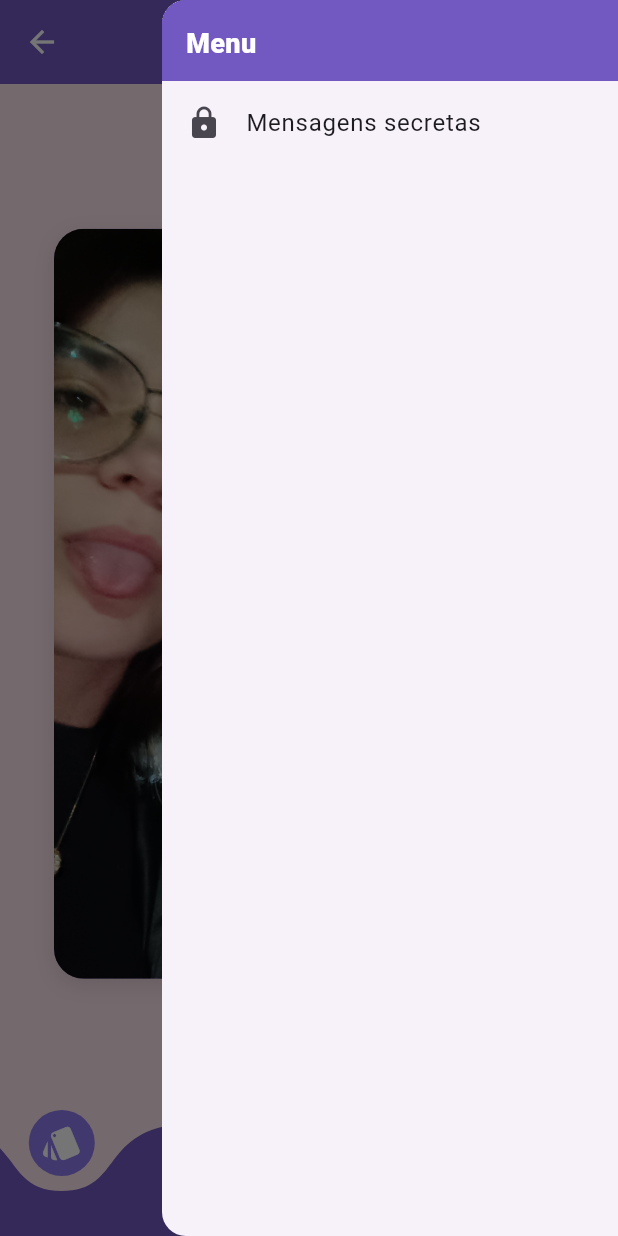
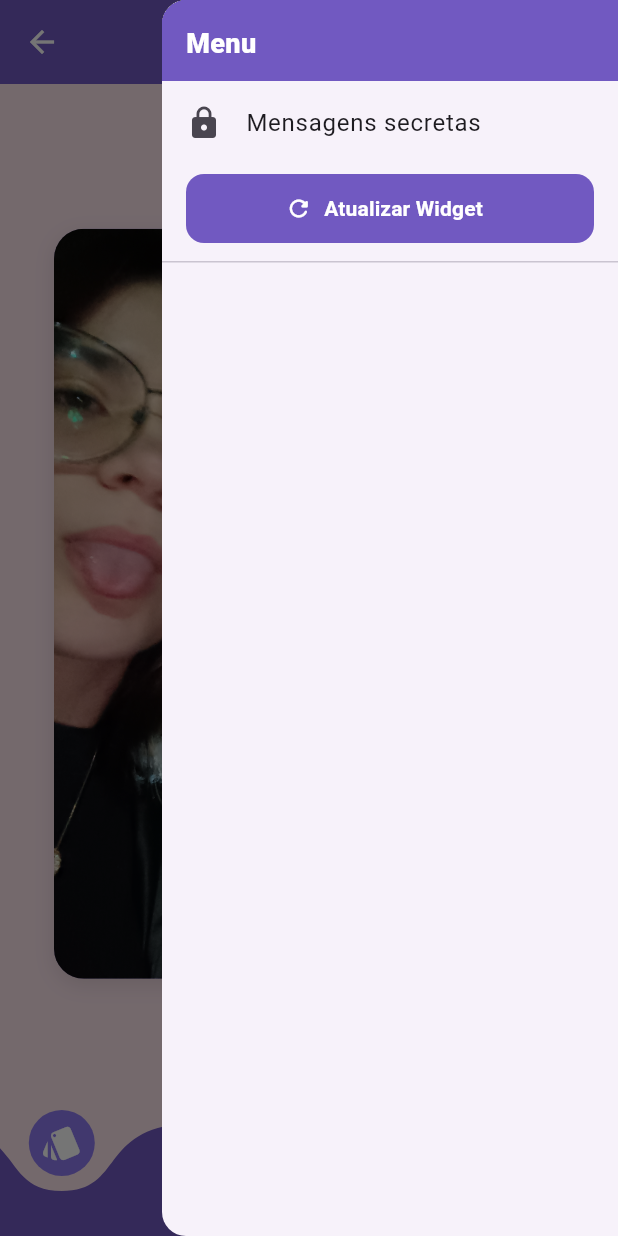
Before and after one commit to Vitor-Klein/Poliapp, a Flutter app: the LoveMenuPage screen opened by its route, with the side drawer open, on a phone screen of 412 x 824 dp. Run offline on Flutter 3.47's test engine with Material 3 defaults, Android fonts, the phone set to English and light mode, and no system bars; drawn by our look-alikes of curved_navigation_bar; our stand-ins replace firebase_core, firebase_messaging, firebase_remote_config, flutter_local_notifications, flutter_map, geolocator and 7 more; missing offline and left inert: home_widget, webview_flutter_android, workmanager; accounts and stored records are empty.

Commit message:
add custom widget !

```diff
--- a/lib/main.dart
+++ b/lib/main.dart
@@ -12,6 +12,7 @@ import 'package:webview_flutter_android/webview_flutter_android.dart';
 
 import 'firebase_options.dart';
 import 'services/message_storage.dart';
+import 'services/widget_background.dart';
 
 import 'pages/home_page.dart';
 import 'pages/love_menu_page.dart';
@@ -68,6 +69,8 @@ void main() async {
     print('Opened app from notification: ${message.notification?.title}');
     await saveMessageLocally(message);
   });
+
+  await registerWidgetBackgroundSync();
 
   runApp(const MyApp());
 }
--- a/lib/pages/love_menu_page.dart
+++ b/lib/pages/love_menu_page.dart
@@ -1,14 +1,13 @@
 import 'package:flutter/material.dart';
 import 'package:curved_navigation_bar/curved_navigation_bar.dart';
+import 'package:firebase_remote_config/firebase_remote_config.dart';
+import 'package:home_widget/home_widget.dart';
 
 import 'package:poli_app/pages/gallery_page.dart';
 import 'package:poli_app/pages/reasons_i_love_you_page.dart';
 import 'package:poli_app/pages/our_day_page.dart';
 import 'package:poli_app/pages/card_page.dart';
 import 'package:poli_app/pages/our_places_page.dart';
-
-// ✅ ajuste os caminhos conforme seus arquivos
-// import 'package:poli_app/pages/our_songs_page.dart';
 import 'package:poli_app/pages/messages_page.dart';
 
 class LoveMenuPage extends StatefulWidget {
@@ -24,9 +23,16 @@ class _LoveMenuPageState extends State<LoveMenuPage> {
   static const Color kPageBg = Color(0xFFFCE4EC);
   static const Color kIconColor = Colors.white;
 
+  // ✅ tem que bater com o nome da sua classe Kotlin (Provider)
+  static const String kAndroidWidgetProvider = 'PoliHomeWidgetProvider';
+
+  // ✅ key do Remote Config / Widget data
+  static const String kWidgetTextKey = 'home_widget_text';
+
   final _scaffoldKey = GlobalKey<ScaffoldState>();
 
   int _index = 0;
+  bool _updatingWidget = false;
 
   final List<Widget> _pages = <Widget>[
     CardPage(),
@@ -49,6 +55,44 @@ class _LoveMenuPageState extends State<LoveMenuPage> {
   void _goTo(Widget page) {
     Navigator.pop(context); // fecha o drawer
     Navigator.push(context, MaterialPageRoute(builder: (_) => page));
+  }
+
+  Future<void> _updateHomeWidget() async {
+    if (_updatingWidget) return;
+
+    setState(() => _updatingWidget = true);
+
+    try {
+      final rc = FirebaseRemoteConfig.instance;
+
+      await rc.setConfigSettings(
+        RemoteConfigSettings(
+          fetchTimeout: const Duration(seconds: 10),
+          minimumFetchInterval: Duration.zero, // pra testar fácil
+        ),
+      );
+
+      await rc.fetchAndActivate();
+
+      final text = rc.getString(kWidgetTextKey).trim();
+      final safeText = text.isEmpty ? 'Abra o app ❤️' : text;
+
+      await HomeWidget.saveWidgetData<String>(kWidgetTextKey, safeText);
+
+      await HomeWidget.updateWidget(name: kAndroidWidgetProvider);
+
+      if (!mounted) return;
+      ScaffoldMessenger.of(
+        context,
+      ).showSnackBar(const SnackBar(content: Text('Widget atualizado! ✅')));
+    } catch (e) {
+      if (!mounted) return;
+      ScaffoldMessenger.of(
+        context,
+      ).showSnackBar(SnackBar(content: Text('Falha ao atualizar widget: $e')));
+    } finally {
+      if (mounted) setState(() => _updatingWidget = false);
+    }
   }
 
   @override
@@ -76,16 +120,50 @@ class _LoveMenuPageState extends State<LoveMenuPage> {
                   ),
                 ),
               ),
-              // ListTile(
-              //   leading: const Icon(Icons.music_note),
-              //   title: const Text('Nossas músicas'),
-              //   // onTap: () => _goTo(const OurSongsPage()),
-              // ),
+
               ListTile(
                 leading: const Icon(Icons.lock),
                 title: const Text('Mensagens secretas'),
                 onTap: () => _goTo(const MessagesPage()),
               ),
+
+              // ✅ BOTÃO para atualizar o widget (abaixo de mensagens)
+              Padding(
+                padding: const EdgeInsets.fromLTRB(16, 6, 16, 12),
+                child: SizedBox(
+                  width: double.infinity,
+                  height: 46,
+                  child: ElevatedButton.icon(
+                    style: ElevatedButton.styleFrom(
+                      backgroundColor: kBarColor,
+                      foregroundColor: Colors.white,
+                      elevation: 0,
+                      shape: RoundedRectangleBorder(
+                        borderRadius: BorderRadius.circular(12),
+                      ),
+                    ),
+                    onPressed: _updatingWidget ? null : _updateHomeWidget,
+                    icon: _updatingWidget
+                        ? const SizedBox(
+                            width: 18,
+                            height: 18,
+                            child: CircularProgressIndicator(
+                              strokeWidth: 2,
+                              valueColor: AlwaysStoppedAnimation<Color>(
+                                Colors.white,
+                              ),
+                            ),
+                          )
+                        : const Icon(Icons.refresh_rounded),
+                    label: Text(
+                      _updatingWidget ? 'Atualizando...' : 'Atualizar Widget',
+                      style: const TextStyle(fontWeight: FontWeight.w700),
+                    ),
+                  ),
+                ),
+              ),
+
+              const Divider(height: 1),
             ],
           ),
         ),
--- a/pubspec.yaml
+++ b/pubspec.yaml
@@ -56,6 +56,8 @@ dependencies:
     sdk: flutter
   webview_flutter: ^4.13.1
   webview_flutter_android: ^4.7.0
+  home_widget: ^0.9.0
+  workmanager: ^0.9.0+3
 
 
 dev_dependencies:
```
Also changed, not shown: lib/services/widget_background.dart (added, +68 -0 lines), pubspec.lock, 6 other files.
